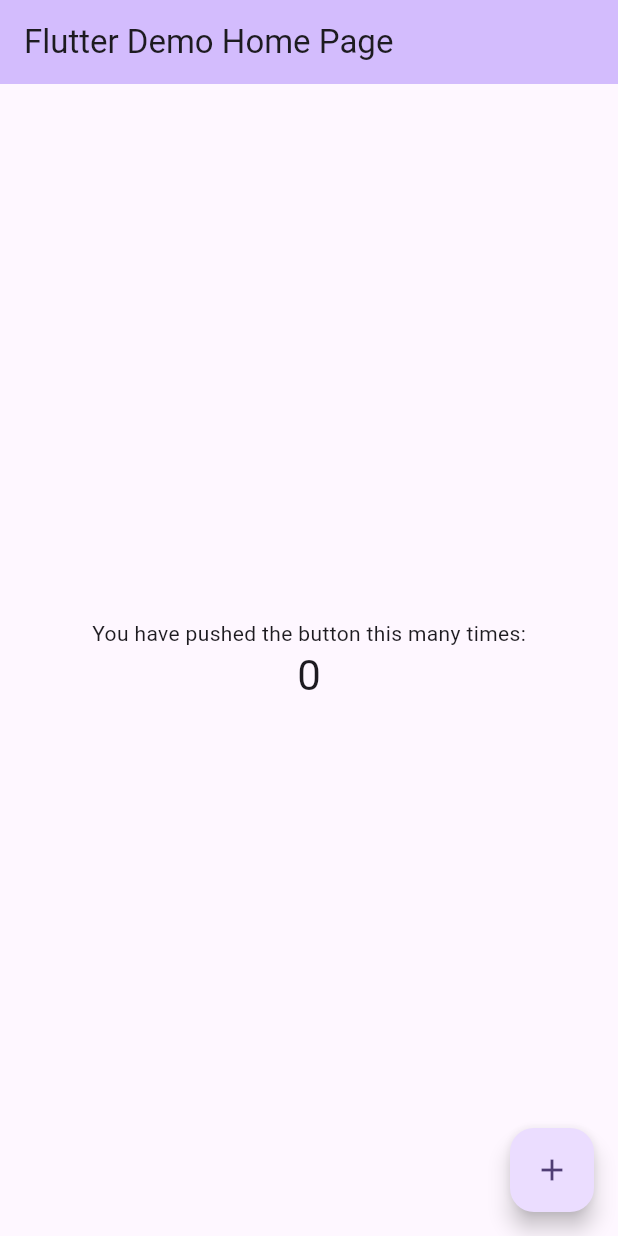
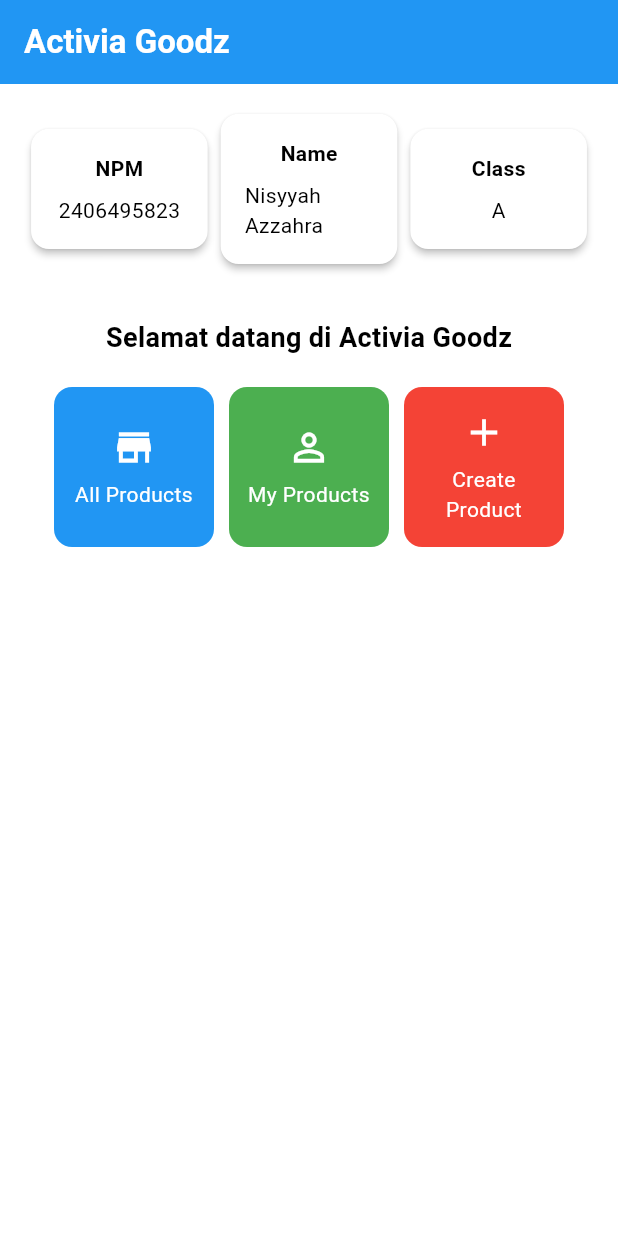
Before and after one commit to nisyyah-azr/activia-goodz-mobile, a Flutter app: the screen it shows after launch, on a phone screen of 412 x 824 dp. Run offline on Flutter 3.47's test engine with Material 3 defaults, Android fonts, the phone set to English and light mode, and no system bars.

Commit message:
menyelesaikan tugas 7

```diff
--- a/lib/main.dart
+++ b/lib/main.dart
@@ -1,4 +1,5 @@
 import 'package:flutter/material.dart';
+import 'package:activia_goodz/menu.dart';
 
 void main() {
   runApp(const MyApp());
@@ -28,95 +29,10 @@
         //
         // This works for code too, not just values: Most code changes can be
         // tested with just a hot reload.
-        colorScheme: ColorScheme.fromSeed(seedColor: Colors.deepPurple),
+        colorScheme: ColorScheme.fromSwatch(primarySwatch: Colors.blue)
+        .copyWith(secondary: Colors.blueAccent[400]),
       ),
-      home: const MyHomePage(title: 'Flutter Demo Home Page'),
+      home: MyHomePage(),
     );
   }
 }
-
-class MyHomePage extends StatefulWidget {
-  const MyHomePage({super.key, required this.title});
-
-  // This widget is the home page of your application. It is stateful, meaning
-  // that it has a State object (defined below) that contains fields that affect
-  // how it looks.
-
-  // This class is the configuration for the state. It holds the values (in this
-  // case the title) provided by the parent (in this case the App widget) and
-  // used by the build method of the State. Fields in a Widget subclass are
-  // always marked "final".
-
-  final String title;
-
-  @override
-  State<MyHomePage> createState() => _MyHomePageState();
-}
-
-class _MyHomePageState extends State<MyHomePage> {
-  int _counter = 0;
-
-  void _incrementCounter() {
-    setState(() {
-      // This call to setState tells the Flutter framework that something has
-      // changed in this State, which causes it to rerun the build method below
-      // so that the display can reflect the updated values. If we changed
-      // _counter without calling setState(), then the build method would not be
-      // called again, and so nothing would appear to happen.
-      _counter++;
-    });
-  }
-
-  @override
-  Widget build(BuildContext context) {
-    // This method is rerun every time setState is called, for instance as done
-    // by the _incrementCounter method above.
-    //
-    // The Flutter framework has been optimized to make rerunning build methods
-    // fast, so that you can just rebuild anything that needs updating rather
-    // than having to individually change instances of widgets.
-    return Scaffold(
-      appBar: AppBar(
-        // TRY THIS: Try changing the color here to a specific color (to
-        // Colors.amber, perhaps?) and trigger a hot reload to see the AppBar
-        // change color while the other colors stay the same.
-        backgroundColor: Theme.of(context).colorScheme.inversePrimary,
-        // Here we take the value from the MyHomePage object that was created by
-        // the App.build method, and use it to set our appbar title.
-        title: Text(widget.title),
-      ),
-      body: Center(
-        // Center is a layout widget. It takes a single child and positions it
-        // in the middle of the parent.
-        child: Column(
-          // Column is also a layout widget. It takes a list of children and
-          // arranges them vertically. By default, it sizes itself to fit its
-          // children horizontally, and tries to be as tall as its parent.
-          //
-          // Column has various properties to control how it sizes itself and
-          // how it positions its children. Here we use mainAxisAlignment to
-          // center the children vertically; the main axis here is the vertical
-          // axis because Columns are vertical (the cross axis would be
-          // horizontal).
-          //
-          // TRY THIS: Invoke "debug painting" (choose the "Toggle Debug Paint"
-          // action in the IDE, or press "p" in the console), to see the
-          // wireframe for each widget.
-          mainAxisAlignment: MainAxisAlignment.center,
-          children: <Widget>[
-            const Text('You have pushed the button this many times:'),
-            Text(
-              '$_counter',
-              style: Theme.of(context).textTheme.headlineMedium,
-            ),
-          ],
-        ),
-      ),
-      floatingActionButton: FloatingActionButton(
-        onPressed: _incrementCounter,
-        tooltip: 'Increment',
-        child: const Icon(Icons.add),
-      ), // This trailing comma makes auto-formatting nicer for build methods.
-    );
-  }
-}
--- /dev/null
+++ b/lib/menu.dart
@@ -0,0 +1,181 @@
+import 'package:flutter/material.dart';
+
+class MyHomePage extends StatelessWidget {
+  MyHomePage({super.key});
+
+  final String nama = "Nisyyah Azzahra"; //nama
+  final String npm = "2406495823"; //npm
+  final String kelas = "A"; //kelas
+
+  final List<ItemHomepage> items = [
+    ItemHomepage("All Products", Icons.store, Colors.blue),
+    ItemHomepage("My Products", Icons.person_outline, Colors.green),
+    ItemHomepage("Create Product", Icons.add, Colors.red),
+  ];
+
+  @override
+  Widget build(BuildContext context) {
+    // Scaffold menyediakan struktur dasar halaman dengan AppBar dan body.
+    return Scaffold(
+      // AppBar adalah bagian atas halaman yang menampilkan judul.
+      appBar: AppBar(
+        // Judul aplikasi "Activia Goodz" dengan teks putih dan tebal.
+        title: const Text(
+          'Activia Goodz',
+          style: TextStyle(color: Colors.white, fontWeight: FontWeight.bold),
+        ),
+        // Warna latar belakang AppBar diambil dari skema warna tema aplikasi.
+        backgroundColor: Theme.of(context).colorScheme.primary,
+      ),
+      // Body halaman dengan padding di sekelilingnya.
+      body: Padding(
+        padding: const EdgeInsets.all(16.0),
+        // Menyusun widget secara vertikal dalam sebuah kolom.
+        child: Column(
+          crossAxisAlignment: CrossAxisAlignment.center,
+          children: [
+            // Row untuk menampilkan 3 InfoCard secara horizontal.
+            Row(
+              mainAxisAlignment: MainAxisAlignment.spaceEvenly,
+              children: [
+                InfoCard(title: 'NPM', content: npm),
+                InfoCard(title: 'Name', content: nama),
+                InfoCard(title: 'Class', content: kelas),
+              ],
+            ),
+
+            // Memberikan jarak vertikal 16 unit.
+            const SizedBox(height: 16.0),
+
+            // Menempatkan widget berikutnya di tengah halaman.
+            Center(
+              child: Column(
+                // Menyusun teks dan grid item secara vertikal.
+                children: [
+                  // Menampilkan teks sambutan dengan gaya tebal dan ukuran 18.
+                  const Padding(
+                    padding: EdgeInsets.only(top: 16.0),
+                    child: Text(
+                      'Selamat datang di Activia Goodz',
+                      style: TextStyle(
+                        fontWeight: FontWeight.bold,
+                        fontSize: 18.0,
+                      ),
+                    ),
+                  ),
+
+                  // Grid untuk menampilkan ItemCard dalam bentuk grid 3 kolom.
+                  GridView.count(
+                    primary: true,
+                    padding: const EdgeInsets.all(20),
+                    crossAxisSpacing: 10,
+                    mainAxisSpacing: 10,
+                    crossAxisCount: 3,
+                    // Agar grid menyesuaikan tinggi kontennya.
+                    shrinkWrap: true,
+
+                    // Menampilkan ItemCard untuk setiap item dalam list items.
+                    children: items.map((ItemHomepage item) {
+                      return ItemCard(item);
+                    }).toList(),
+                  ),
+                ],
+              ),
+            ),
+          ],
+        ),
+      ),
+    );
+  }
+}
+
+class InfoCard extends StatelessWidget {
+  // Kartu informasi yang menampilkan title dan content.
+
+  final String title; // Judul kartu.
+  final String content; // Isi kartu.
+
+  const InfoCard({super.key, required this.title, required this.content});
+
+  @override
+  Widget build(BuildContext context) {
+    return Card(
+      // Membuat kotak kartu dengan bayangan dibawahnya.
+      elevation: 2.0,
+      child: Container(
+        // Mengatur ukuran dan jarak di dalam kartu.
+        width:
+            MediaQuery.of(context).size.width /
+            3.5, // menyesuaikan dengan lebar device yang digunakan.
+        padding: const EdgeInsets.all(16.0),
+        // Menyusun title dan content secara vertikal.
+        child: Column(
+          children: [
+            Text(title, style: const TextStyle(fontWeight: FontWeight.bold)),
+            const SizedBox(height: 8.0),
+            Text(content),
+          ],
+        ),
+      ),
+    );
+  }
+}
+
+class ItemHomepage {
+  final String name;
+  final IconData icon;
+  final Color color; // agar tiap item punya warna sendiri
+
+  ItemHomepage(this.name, this.icon, this.color);
+}
+
+class ItemCard extends StatelessWidget {
+  // Menampilkan kartu dengan ikon dan nama.
+
+  final ItemHomepage item;
+
+  const ItemCard(this.item, {super.key});
+
+  @override
+  Widget build(BuildContext context) {
+    return Material(
+      // Menentukan warna latar belakang dari tema aplikasi.
+      color: item.color,
+      // Membuat sudut kartu melengkung.
+      borderRadius: BorderRadius.circular(12),
+
+      child: InkWell(
+        // Aksi ketika kartu ditekan.
+        onTap: () {
+          // Menampilkan pesan SnackBar saat kartu ditekan.
+          ScaffoldMessenger.of(context)
+            ..hideCurrentSnackBar()
+            ..showSnackBar(
+              SnackBar(
+                content: Text("Kamu telah menekan tombol ${item.name}!"),
+              ),
+            );
+        },
+        // Container untuk menyimpan Icon dan Text
+        child: Container(
+          padding: const EdgeInsets.all(8),
+          child: Center(
+            child: Column(
+              // Menyusun ikon dan teks di tengah kartu.
+              mainAxisAlignment: MainAxisAlignment.center,
+              children: [
+                Icon(item.icon, color: Colors.white, size: 30.0),
+                const Padding(padding: EdgeInsets.all(3)),
+                Text(
+                  item.name,
+                  textAlign: TextAlign.center,
+                  style: const TextStyle(color: Colors.white),
+                ),
+              ],
+            ),
+          ),
+        ),
+      ),
+    );
+  }
+}
```
Also changed, not shown: 1 other file.
